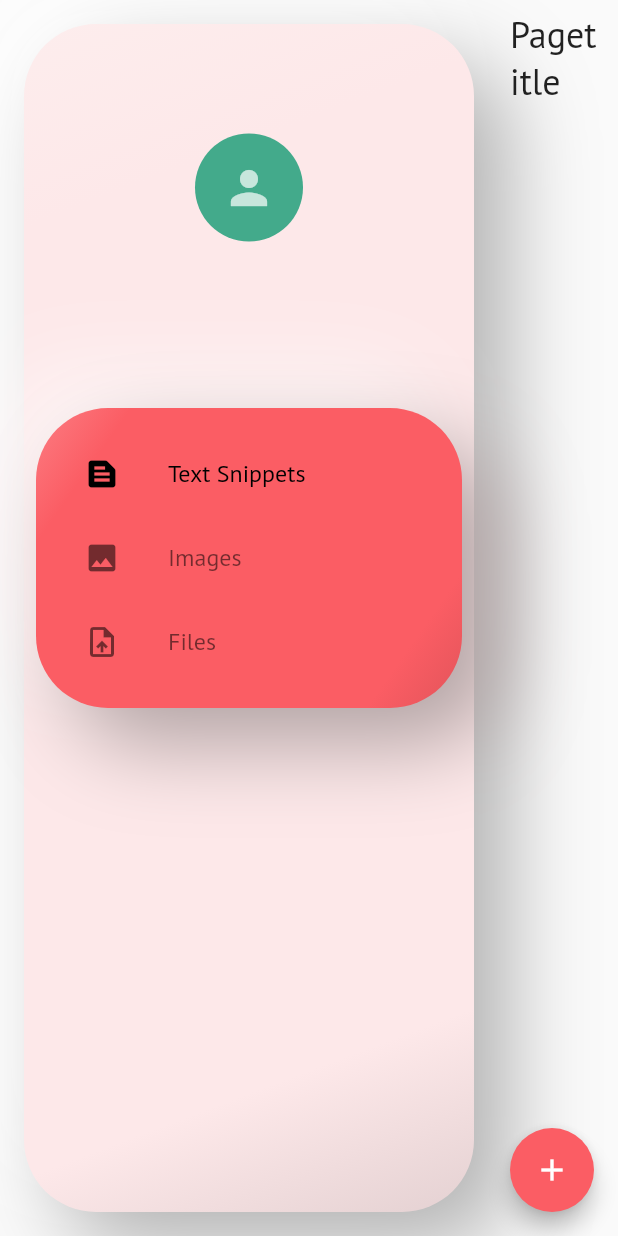
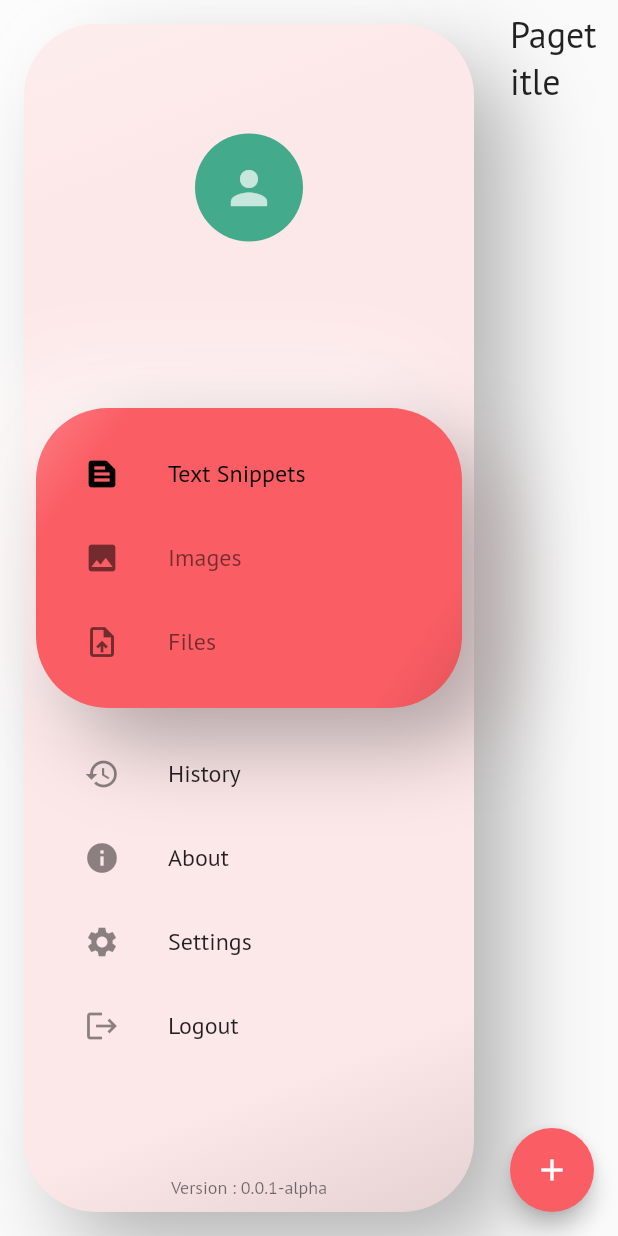
Before and after one commit to emem365/intertwined, a Flutter app: the HomePageWeb screen opened directly, on a phone screen of 412 x 824 dp. Run offline on Flutter 3.47's test engine with Material 2 defaults, Android fonts, the phone set to English and light mode, and no system bars; our stand-ins replace cached_network_image, cloud_firestore, firebase_auth, firebase_core, flutter_svg, google_fonts and 3 more; missing offline and left inert: github_sign_in; accounts and stored records are empty.

Commit message:
Drawer Set up

```diff
--- /dev/null
+++ b/lib/src/view/widgets/app_version.dart
@@ -0,0 +1,12 @@
+import 'package:flutter/material.dart';
+
+class AppVersion extends StatelessWidget {
+  @override
+  Widget build(BuildContext context) {
+    return Padding(
+      padding: const EdgeInsets.symmetric(horizontal: 24.0, vertical: 8.0),
+      child: Text('Version : 0.0.1-alpha',
+          style: Theme.of(context).textTheme.caption),
+    );
+  }
+}
--- /dev/null
+++ b/lib/src/view/widgets/drawer_options.dart
@@ -0,0 +1,49 @@
+import 'package:flutter/material.dart';
+import 'package:intertwined/src/db/auth.dart';
+import 'package:intertwined/src/view/pages/auth/sign_in.dart';
+import 'package:provider/provider.dart';
+
+class DrawerOptions extends StatelessWidget {
+  @override
+  Widget build(BuildContext context) {
+    return Column(
+      mainAxisSize: MainAxisSize.min,
+      children: [
+        ListTile(
+            leading: Icon(Icons.history),
+            title: Text(
+              'History',
+            ),
+          ),
+          ListTile(
+            leading: Icon(Icons.info),
+            title: Text(
+              'About',
+            ),
+          ),
+          ListTile(
+            leading: Icon(Icons.settings),
+            title: Text(
+              'Settings',
+            ),
+          ),
+          ListTile(
+            leading: Icon(Icons.logout),
+            title: Text(
+              'Logout',
+            ),
+            onTap: () {
+              final authService =
+                  Provider.of<AuthService>(context, listen: false);
+              authService.signOut().then((value) {
+                Navigator.pushAndRemoveUntil(
+                    context,
+                    MaterialPageRoute(builder: (context) => SignIn()),
+                    (route) => false);
+              });
+            },
+          ),
+      ],
+    );
+  }
+}
--- a/lib/src/view/widgets/home_page_tabs_web.dart
+++ b/lib/src/view/widgets/home_page_tabs_web.dart
@@ -9,7 +9,6 @@ class HomePageTabsWeb extends StatelessWidget {
   Widget build(BuildContext context) {
 
     int _currentIndex = Provider.of<int>(context);
-    print(_currentIndex);
     return Padding(
       padding: const EdgeInsets.all(8.0),
       child: NeumorphicContainer(
--- a/lib/src/view/widgets/web_menu.dart
+++ b/lib/src/view/widgets/web_menu.dart
@@ -1,5 +1,7 @@
 import 'package:flutter/material.dart';
 import 'package:intertwined/src/constants/app_theme.dart';
+import 'package:intertwined/src/view/widgets/app_version.dart';
+import 'package:intertwined/src/view/widgets/drawer_options.dart';
 import 'package:intertwined/src/view/widgets/home_page_tabs_web.dart';
 import 'package:intertwined/src/view/widgets/neumorphic_container.dart';
 import 'package:intertwined/src/view/widgets/user_header_web.dart';
@@ -14,11 +16,23 @@ class WebMenu extends StatelessWidget {
         width: 300,
         color: MainColors.lavendarBlush,
         child: SizedBox.expand(
-          child: ListView(
+          child: Column(
             children: [
-              UserHeaderWeb(),
-              SizedBox(height: 48),
-              HomePageTabsWeb(),
+              Expanded(
+                child: ListView(
+                  children: [
+                    UserHeaderWeb(),
+                    SizedBox(height: 48),
+                    HomePageTabsWeb(),
+                    Padding(
+                      padding: const EdgeInsets.symmetric(
+                          horizontal: 24.0, vertical: 8.0),
+                      child: DrawerOptions(),
+                    ),
+                  ],
+                ),
+              ),
+              AppVersion(),
             ],
           ),
         ),
```
Also changed, not shown: lib/src/view/widgets/app_drawer.dart (+10 -35 lines).
